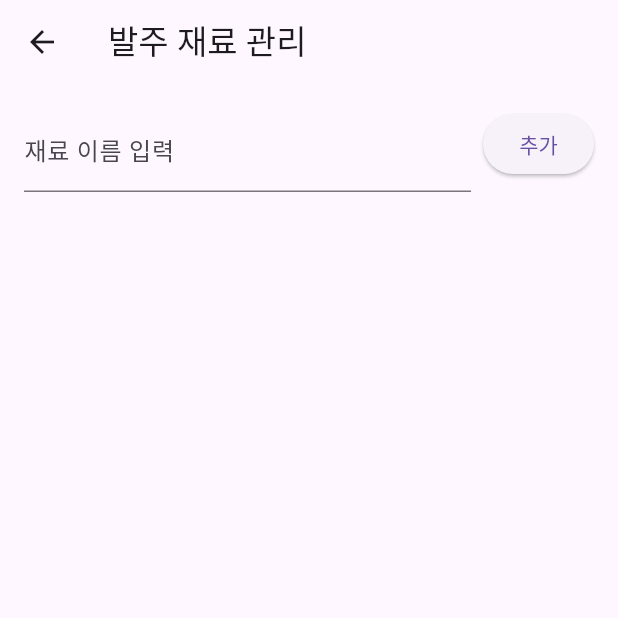
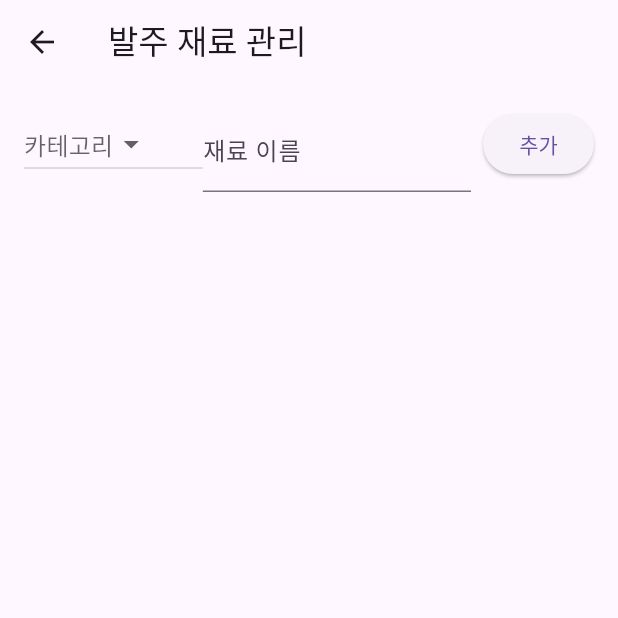
Before and after one commit to wonna-0830/store-inventory-dart, a Flutter app: the IngredientManagePage screen opened directly, after a tap on "추가", on a phone screen of 412 x 824 dp, the top half of it. Run offline on Flutter 3.47's test engine with Material 3 defaults, Android fonts, the phone set to English and light mode, and no system bars; our stand-ins replace shared_preferences, supabase, supabase_flutter; accounts and stored records are empty.

Commit message:
피드백 반영

```diff
--- a/lib/home_page.dart
+++ b/lib/home_page.dart
@@ -56,14 +56,41 @@ class _HomePageState extends State<HomePage> {
 
     final response = await supabase
         .from('ingredients')
-        .select('name')
-        .eq('user_id', userId!)
+        .select('id, name, category, is_common, user_id')
+        .or('is_common.is.true,user_id.eq.$userId')
+        .order('category')
         .order('name', ascending: true);
 
-    final List<String> ingredientNames =
-    List<Map<String, dynamic>>.from(response)
-        .map((item) => item['name'] as String)
-        .toList();
+    final List<Map<String, dynamic>> ingredientItems =
+    List<Map<String, dynamic>>.from(response);
+
+    Widget buildCategorySection(String category, List<Map<String, dynamic>> items) {
+      final filtered = items.where((e) => e['category'] == category).toList();
+      if (filtered.isEmpty) return SizedBox();
+
+      return ExpansionTile(
+        title: Text(category, style: TextStyle(fontWeight: FontWeight.bold)),
+        children: filtered.map((item) => ListTile(
+          title: Text(item['name']),
+          onTap: () {
+            Navigator.pop(context);
+
+            if (!todayOrders.any((o) => o['name'] == item['name'])) {
+              setState(() {
+                todayOrders.add({
+                  'name': item['name'],
+                  'quantity': '',
+                  'controller': TextEditingController(),
+                  'source': 'new',
+                  'editing': true,
+                });
+              });
+            }
+          },
+        )).toList(),
+      );
+    }
+
 
     showDialog(
       context: context,
@@ -73,29 +100,14 @@ class _HomePageState extends State<HomePage> {
           content: SizedBox(
             width: double.maxFinite,
             height: 400,
-            child: ListView.builder(
-              itemCount: ingredientNames.length,
-              itemBuilder: (context, index) {
-                final name = ingredientNames[index];
-                return ListTile(
-                  title: Text(name),
-                  onTap: () {
-                    Navigator.pop(context);
-
-                    // 이미 있는 재료는 다시 추가하지 않음
-                    if (!todayOrders.any((item) => item['name'] == name)) {
-                      setState(() {
-                        todayOrders.add({
-                          'name': name,
-                          'quantity': '',
-                          'source': 'new',
-                          'editing': true,
-                        });
-                      });
-                    }
-                  },
-                );
-              },
+            child: ListView(
+              children: [
+                buildCategorySection('냉동', ingredientItems),
+                buildCategorySection('냉장', ingredientItems),
+                buildCategorySection('소스', ingredientItems),
+                buildCategorySection('포장', ingredientItems),
+                buildCategorySection('야채', ingredientItems),
+              ],
             ),
           ),
           actions: [
@@ -165,6 +177,7 @@ class _HomePageState extends State<HomePage> {
       todayOrders.addAll(List<Map<String, dynamic>>.from(
         response.map((e) => {
           ...(e as Map<String, dynamic>),
+          'controller': TextEditingController(text: e['quantity']?.toString() ?? ''),
           'source': 'db',
         }),
       ));
@@ -190,6 +203,7 @@ class _HomePageState extends State<HomePage> {
       todayOrders.addAll(List<Map<String, dynamic>>.from(
         response.map((e) => {
           ...(e as Map<String, dynamic>),
+          'controller': TextEditingController(text: e['quantity']?.toString() ?? ''),
           'source': 'db',
         }),
       ));
@@ -343,8 +357,8 @@ class _HomePageState extends State<HomePage> {
                   itemBuilder: (context, index) {
                     final item = todayOrders[index];
                     // 수량 입력을 위한 TextEditingController
-                    final controller = TextEditingController(text: item['quantity'].toString());
-
+                    final controller = item['controller'] as TextEditingController;
+                    controller.text = item['quantity'].toString();
                     return Card(
                       margin: EdgeInsets.symmetric(vertical: 3),
                       child: Padding(
@@ -375,6 +389,7 @@ class _HomePageState extends State<HomePage> {
                                       : InputBorder.none,
                                 ),
                               ),
+
                             ),
                             IconButton(
                               icon: Icon(Icons.delete, color: Colors.red),
@@ -540,11 +555,13 @@ class _IngredientManagePageState extends State<IngredientManagePage> {
     final prefs = await SharedPreferences.getInstance();
     final userId = prefs.getString('userId');
 
-    final response = await widget.supabase
+    final response = await supabase
         .from('ingredients')
         .select()
-        .eq('user_id', userId!)
+        .order('category')
         .order('name', ascending: true);
+
+    print(response);
 
     setState(() {
       ingredients = List<Map<String, dynamic>>.from(response);
@@ -553,19 +570,26 @@ class _IngredientManagePageState extends State<IngredientManagePage> {
 
 
   // 재료 이름만 등록
+  String? selectedCategory;
+
   Future<void> insertIngredient() async {
     final prefs = await SharedPreferences.getInstance();
     final userId = prefs.getString('userId');
 
     final name = nameController.text.trim();
-    if (name.isEmpty) return;
+    if (name.isEmpty || selectedCategory == null) return;
 
     await widget.supabase.from('ingredients').insert({
       'user_id': userId,
       'name': name,
+      'category': selectedCategory,
+      'is_common': false
     });
 
     nameController.clear();
+    setState(() {
+      selectedCategory = null;
+    });
     fetchIngredients();
   }
 
@@ -584,6 +608,25 @@ class _IngredientManagePageState extends State<IngredientManagePage> {
     fetchIngredients();
   }
 
+  Widget buildCategorySection(String category, List<Map<String, dynamic>> items) {
+    final filtered = items.where((e) => e['category'] == category).toList();
+    if (filtered.isEmpty) return SizedBox();
+
+    return ExpansionTile(
+      title: Text(category, style: TextStyle(fontWeight: FontWeight.bold)),
+      children: filtered.map((item) => ListTile(
+        title: Text(item['name']),
+        trailing: item['is_common'] == true
+            ? null // 공통 품목은 삭제 불가
+            : IconButton(
+          icon: Icon(Icons.delete, color: Colors.red),
+          onPressed: () => _showDeleteDialog(item['id'], item['name']),
+        ),
+      )).toList(),
+    );
+  }
+
+
   @override
   Widget build(BuildContext context) {
     return Scaffold(
@@ -597,9 +640,23 @@ class _IngredientManagePageState extends State<IngredientManagePage> {
               crossAxisAlignment: CrossAxisAlignment.start,
               children: [
                 Expanded(
+                  flex: 2,
+                  child: DropdownButton<String>(
+                    value: selectedCategory,
+                    hint: Text('카테고리'),
+                    items: ['냉동', '냉장', '소스', '포장', '야채']
+                        .map((c) => DropdownMenuItem(value: c, child: Text(c)))
+                        .toList(),
+                    onChanged: (val) {
+                      setState(() => selectedCategory = val);
+                    },
+                  ),
+                ),
+                Expanded(
+                  flex: 3,
                   child: TextField(
                     controller: nameController,
-                    decoration: InputDecoration(labelText: '재료 이름 입력'),
+                    decoration: InputDecoration(labelText: '재료 이름'),
                   ),
                 ),
                 SizedBox(width: 8),
@@ -613,24 +670,14 @@ class _IngredientManagePageState extends State<IngredientManagePage> {
 
             // 등록된 재료 리스트
             Expanded(
-              child: ListView.builder(
-                itemCount: ingredients.length,
-                itemBuilder: (context, index) {
-                  final item = ingredients[index];
-                  return Card(
-                    child: ListTile(
-                      title: Text(
-                        item['name'],
-                        overflow: TextOverflow.ellipsis, // 이름이 길어도 한 줄로 자름
-                      ),
-                      trailing: IconButton(
-                        icon: Icon(Icons.delete),
-                        onPressed: () => _showDeleteDialog(item['id'], item['name']),
-
-                      ),
-                    ),
-                  );
-                },
+              child: ListView(
+                children: [
+                  buildCategorySection('냉동', ingredients),
+                  buildCategorySection('냉장', ingredients),
+                  buildCategorySection('소스', ingredients),
+                  buildCategorySection('포장', ingredients),
+                  buildCategorySection('야채', ingredients),
+                ],
               ),
             )
           ],
```
Also changed, not shown: images/logout.jpg (added), 3 other files.
